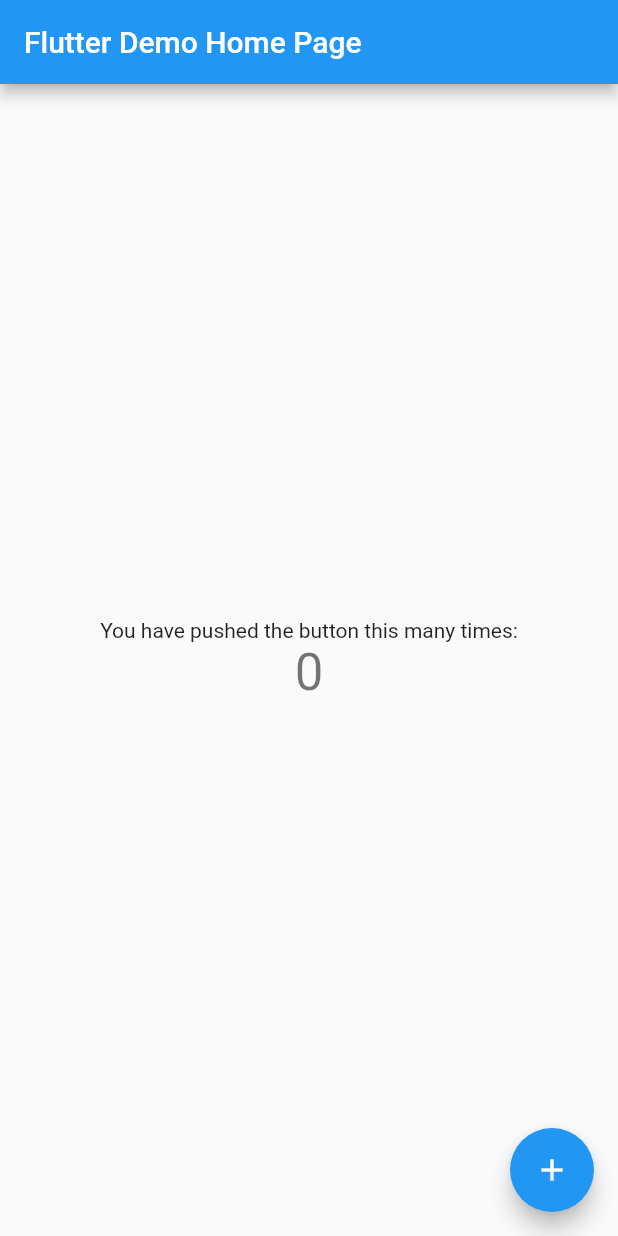
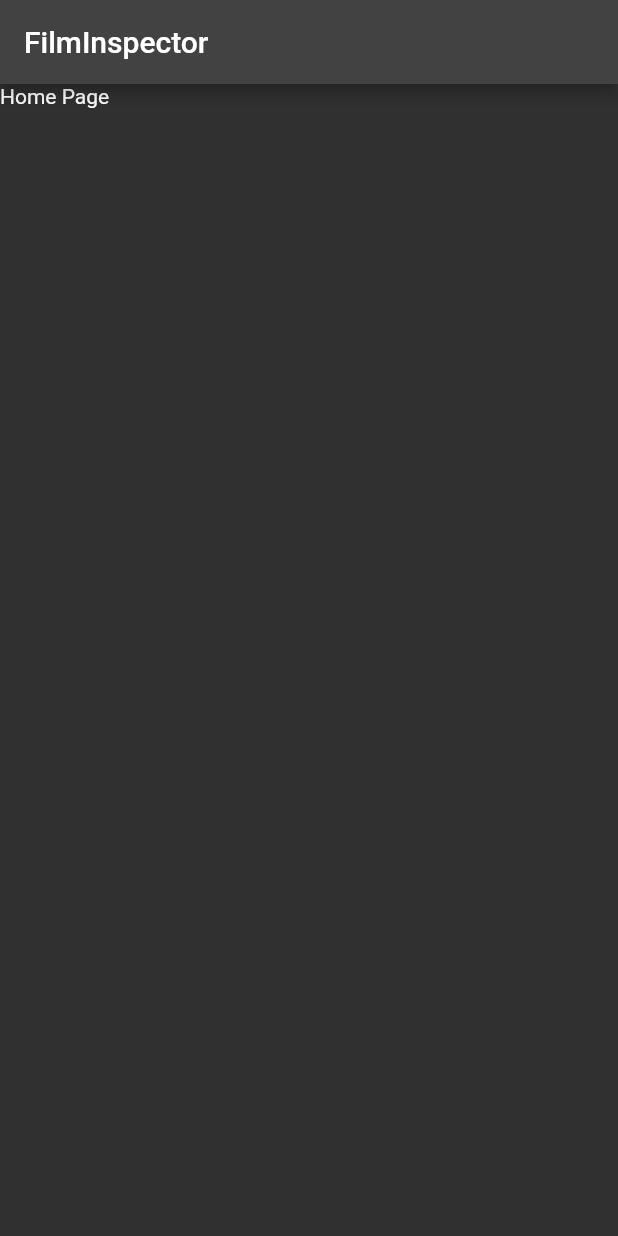
Before and after one commit to jaimeserranosuarez/FilmInspector, a Flutter app: the screen it shows after launch, on a phone screen of 412 x 824 dp. Run offline on Flutter 3.47's test engine with Material 2 defaults, Android fonts, the light colour scheme and no system bars.

Commit message:
estructura base, añadido de libreria http

```diff
--- a/lib/main.dart
+++ b/lib/main.dart
@@ -1,4 +1,6 @@
 import 'package:flutter/material.dart';
+
+import 'pages/home.page.dart';
 
 void main() {
   runApp(const MyApp());
@@ -12,104 +14,8 @@
   Widget build(BuildContext context) {
     return MaterialApp(
       title: 'Flutter Demo',
-      theme: ThemeData(
-        // This is the theme of your application.
-        //
-        // Try running your application with "flutter run". You'll see the
-        // application has a blue toolbar. Then, without quitting the app, try
-        // changing the primarySwatch below to Colors.green and then invoke
-        // "hot reload" (press "r" in the console where you ran "flutter run",
-        // or simply save your changes to "hot reload" in a Flutter IDE).
-        // Notice that the counter didn't reset back to zero; the application
-        // is not restarted.
-        primarySwatch: Colors.blue,
-      ),
-      home: const MyHomePage(title: 'Flutter Demo Home Page'),
+      theme: ThemeData.dark(),
+      home: const HomePage(),
     );
   }
 }
-
-class MyHomePage extends StatefulWidget {
-  const MyHomePage({super.key, required this.title});
-
-  // This widget is the home page of your application. It is stateful, meaning
-  // that it has a State object (defined below) that contains fields that affect
-  // how it looks.
-
-  // This class is the configuration for the state. It holds the values (in this
-  // case the title) provided by the parent (in this case the App widget) and
-  // used by the build method of the State. Fields in a Widget subclass are
-  // always marked "final".
-
-  final String title;
-
-  @override
-  State<MyHomePage> createState() => _MyHomePageState();
-}
-
-class _MyHomePageState extends State<MyHomePage> {
-  int _counter = 0;
-
-  void _incrementCounter() {
-    setState(() {
-      // This call to setState tells the Flutter framework that something has
-      // changed in this State, which causes it to rerun the build method below
-      // so that the display can reflect the updated values. If we changed
-      // _counter without calling setState(), then the build method would not be
-      // called again, and so nothing would appear to happen.
-      _counter++;
-    });
-  }
-
-  @override
-  Widget build(BuildContext context) {
-    // This method is rerun every time setState is called, for instance as done
-    // by the _incrementCounter method above.
-    //
-    // The Flutter framework has been optimized to make rerunning build methods
-    // fast, so that you can just rebuild anything that needs updating rather
-    // than having to individually change instances of widgets.
-    return Scaffold(
-      appBar: AppBar(
-        // Here we take the value from the MyHomePage object that was created by
-        // the App.build method, and use it to set our appbar title.
-        title: Text(widget.title),
-      ),
-      body: Center(
-        // Center is a layout widget. It takes a single child and positions it
-        // in the middle of the parent.
-        child: Column(
-          // Column is also a layout widget. It takes a list of children and
-          // arranges them vertically. By default, it sizes itself to fit its
-          // children horizontally, and tries to be as tall as its parent.
-          //
-          // Invoke "debug painting" (press "p" in the console, choose the
-          // "Toggle Debug Paint" action from the Flutter Inspector in Android
-          // Studio, or the "Toggle Debug Paint" command in Visual Studio Code)
-          // to see the wireframe for each widget.
-          //
-          // Column has various properties to control how it sizes itself and
-          // how it positions its children. Here we use mainAxisAlignment to
-          // center the children vertically; the main axis here is the vertical
-          // axis because Columns are vertical (the cross axis would be
-          // horizontal).
-          mainAxisAlignment: MainAxisAlignment.center,
-          children: <Widget>[
-            const Text(
-              'You have pushed the button this many times:',
-            ),
-            Text(
-              '$_counter',
-              style: Theme.of(context).textTheme.headline4,
-            ),
-          ],
-        ),
-      ),
-      floatingActionButton: FloatingActionButton(
-        onPressed: _incrementCounter,
-        tooltip: 'Increment',
-        child: const Icon(Icons.add),
-      ), // This trailing comma makes auto-formatting nicer for build methods.
-    );
-  }
-}
--- /dev/null
+++ b/lib/pages/details.page.dart
@@ -0,0 +1,22 @@
+import 'package:flutter/material.dart';
+
+class DetailsPage extends StatelessWidget {
+  const DetailsPage({super.key});
+
+  @override
+  Widget build(BuildContext context) {
+    return Scaffold(
+      appBar: AppBar( title: Text("Detalles de la pelicula"),),
+      body: Column(
+        children: [
+             Container(
+              child: Row(children: [
+                Text("Details Page")
+              ]),
+            ),
+
+        ],
+      ),
+    );
+  }
+}
--- /dev/null
+++ b/lib/pages/home.page.dart
@@ -0,0 +1,33 @@
+import 'package:flutter/material.dart';
+
+import 'details.page.dart';
+
+class HomePage extends StatefulWidget {
+  const HomePage({super.key});
+
+  @override
+  State<HomePage> createState() => _HomePageState();
+}
+
+class _HomePageState extends State<HomePage> {
+  @override
+  Widget build(BuildContext context) {
+    return Scaffold(
+      appBar: AppBar( title: Text("FilmInspector"),),
+      body: Column(
+        children: [
+          GestureDetector(
+            onTap: (){
+              Navigator.push(context, MaterialPageRoute(builder: (context) => DetailsPage()));
+            },
+            child: Container(
+              child: Row(children: [
+                Text("Home Page")
+              ]),
+            ),
+          ),
+        ],
+      ),
+    );
+  }
+}
--- a/pubspec.yaml
+++ b/pubspec.yaml
@@ -36,6 +36,7 @@
   # The following adds the Cupertino Icons font to your application.
   # Use with the CupertinoIcons class for iOS style icons.
   cupertino_icons: ^1.0.2
+  http: ^0.13.5
 
 dev_dependencies:
   flutter_test:
```
